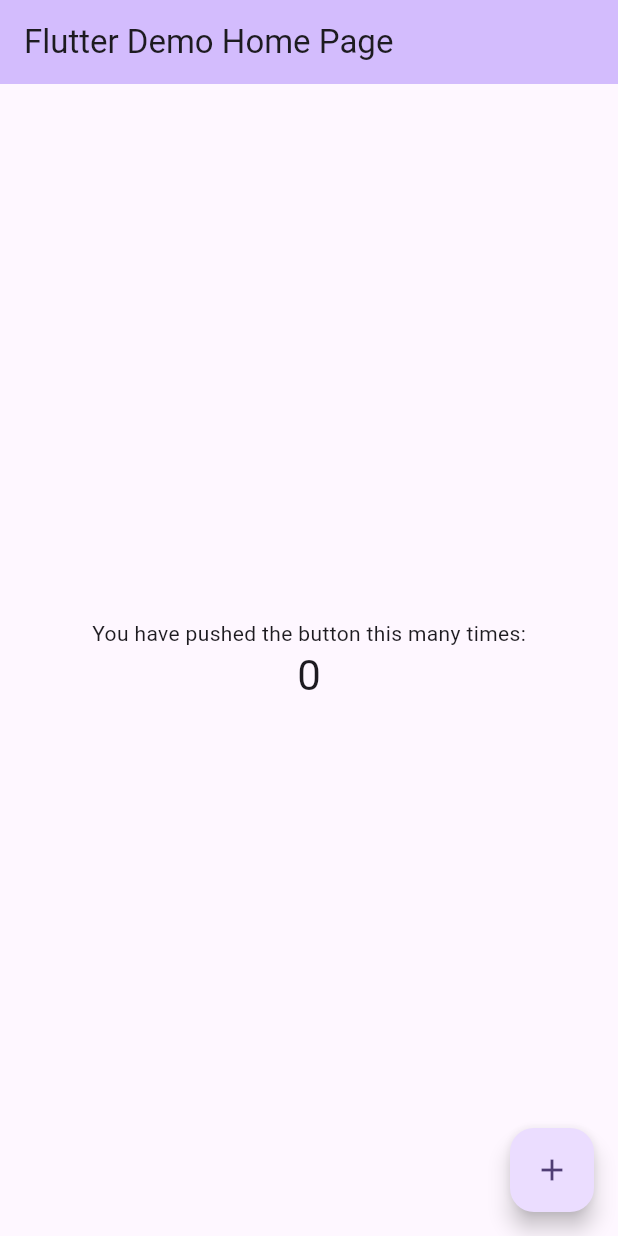
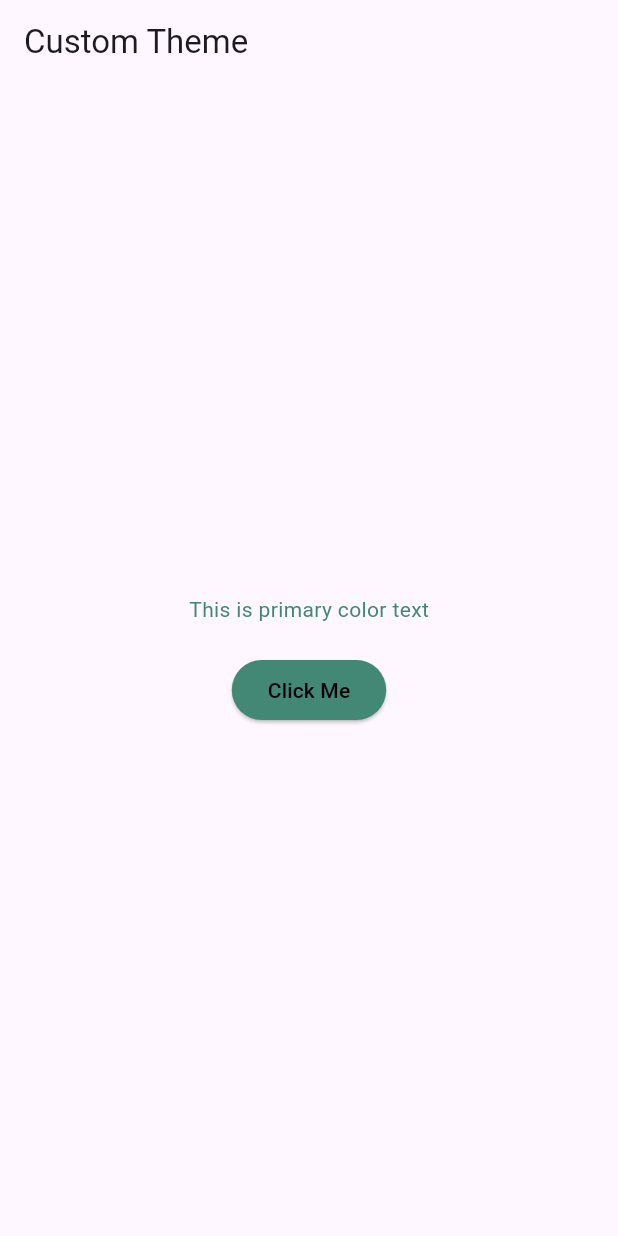
Before and after one commit to ystt1/SE356_chat_app_mobile, a Flutter app: the screen it shows after launch, on a phone screen of 412 x 824 dp. Run offline on Flutter 3.47's test engine with Material 3 defaults, Android fonts, the phone set to English and light mode, and no system bars.

Commit message:
refractory folder structure and add theme and colors

```diff
--- /dev/null
+++ b/lib/common/constants/colors.dart
@@ -0,0 +1,8 @@
+import 'dart:ui';
+
+class AppColors{
+  static const Color primaryColor=Color(0xff438875);
+  static const Color secondaryColor=Color(0xff99F2C8);
+  static const Color backgroundColor=Color(0xff121212);
+  static const Color secondBackgroundColor=Color(0xffFFFFFF);
+}
--- /dev/null
+++ b/lib/common/theme/app_theme.dart
@@ -0,0 +1,24 @@
+import 'package:chat_app/common/constants/colors.dart';
+import 'package:flutter/material.dart';
+
+class AppTheme {
+  static ThemeData get lightTheme {
+    return ThemeData(
+      primaryColor: AppColors.primaryColor,
+      textTheme: const TextTheme(
+        bodyLarge: TextStyle(color: AppColors.primaryColor),
+        bodyMedium: TextStyle(color: AppColors.primaryColor),
+        bodySmall: TextStyle(color: AppColors.primaryColor),
+      ),
+      elevatedButtonTheme: ElevatedButtonThemeData(
+        style: ElevatedButton.styleFrom(
+          backgroundColor: AppColors.primaryColor,
+          foregroundColor: Colors.black,
+          shape: RoundedRectangleBorder(
+            borderRadius: BorderRadius.circular(32),
+          ),
+        ),
+      ),
+    );
+  }
+}
--- a/lib/main.dart
+++ b/lib/main.dart
@@ -1,125 +1,40 @@
 import 'package:flutter/material.dart';
 
+import 'common/theme/app_theme.dart';
+
+
 void main() {
-  runApp(const MyApp());
+  runApp(MyApp());
 }
 
 class MyApp extends StatelessWidget {
-  const MyApp({super.key});
-
-  // This widget is the root of your application.
   @override
   Widget build(BuildContext context) {
     return MaterialApp(
-      title: 'Flutter Demo',
-      theme: ThemeData(
-        // This is the theme of your application.
-        //
-        // TRY THIS: Try running your application with "flutter run". You'll see
-        // the application has a purple toolbar. Then, without quitting the app,
-        // try changing the seedColor in the colorScheme below to Colors.green
-        // and then invoke "hot reload" (save your changes or press the "hot
-        // reload" button in a Flutter-supported IDE, or press "r" if you used
-        // the command line to start the app).
-        //
-        // Notice that the counter didn't reset back to zero; the application
-        // state is not lost during the reload. To reset the state, use hot
-        // restart instead.
-        //
-        // This works for code too, not just values: Most code changes can be
-        // tested with just a hot reload.
-        colorScheme: ColorScheme.fromSeed(seedColor: Colors.deepPurple),
-        useMaterial3: true,
-      ),
-      home: const MyHomePage(title: 'Flutter Demo Home Page'),
+      theme: AppTheme.lightTheme, // Áp dụng theme
+      home: HomeScreen(),
     );
   }
 }
 
-class MyHomePage extends StatefulWidget {
-  const MyHomePage({super.key, required this.title});
-
-  // This widget is the home page of your application. It is stateful, meaning
-  // that it has a State object (defined below) that contains fields that affect
-  // how it looks.
-
-  // This class is the configuration for the state. It holds the values (in this
-  // case the title) provided by the parent (in this case the App widget) and
-  // used by the build method of the State. Fields in a Widget subclass are
-  // always marked "final".
-
-  final String title;
-
-  @override
-  State<MyHomePage> createState() => _MyHomePageState();
-}
-
-class _MyHomePageState extends State<MyHomePage> {
-  int _counter = 0;
-
-  void _incrementCounter() {
-    setState(() {
-      // This call to setState tells the Flutter framework that something has
-      // changed in this State, which causes it to rerun the build method below
-      // so that the display can reflect the updated values. If we changed
-      // _counter without calling setState(), then the build method would not be
-      // called again, and so nothing would appear to happen.
-      _counter++;
-    });
-  }
-
+class HomeScreen extends StatelessWidget {
   @override
   Widget build(BuildContext context) {
-    // This method is rerun every time setState is called, for instance as done
-    // by the _incrementCounter method above.
-    //
-    // The Flutter framework has been optimized to make rerunning build methods
-    // fast, so that you can just rebuild anything that needs updating rather
-    // than having to individually change instances of widgets.
     return Scaffold(
-      appBar: AppBar(
-        // TRY THIS: Try changing the color here to a specific color (to
-        // Colors.amber, perhaps?) and trigger a hot reload to see the AppBar
-        // change color while the other colors stay the same.
-        backgroundColor: Theme.of(context).colorScheme.inversePrimary,
-        // Here we take the value from the MyHomePage object that was created by
-        // the App.build method, and use it to set our appbar title.
-        title: Text(widget.title),
-      ),
+      appBar: AppBar(title: Text("Custom Theme")),
       body: Center(
-        // Center is a layout widget. It takes a single child and positions it
-        // in the middle of the parent.
         child: Column(
-          // Column is also a layout widget. It takes a list of children and
-          // arranges them vertically. By default, it sizes itself to fit its
-          // children horizontally, and tries to be as tall as its parent.
-          //
-          // Column has various properties to control how it sizes itself and
-          // how it positions its children. Here we use mainAxisAlignment to
-          // center the children vertically; the main axis here is the vertical
-          // axis because Columns are vertical (the cross axis would be
-          // horizontal).
-          //
-          // TRY THIS: Invoke "debug painting" (choose the "Toggle Debug Paint"
-          // action in the IDE, or press "p" in the console), to see the
-          // wireframe for each widget.
           mainAxisAlignment: MainAxisAlignment.center,
-          children: <Widget>[
-            const Text(
-              'You have pushed the button this many times:',
-            ),
-            Text(
-              '$_counter',
-              style: Theme.of(context).textTheme.headlineMedium,
+          children: [
+            Text("This is primary color text"), // Màu chữ sẽ là primary
+            SizedBox(height: 20),
+            ElevatedButton(
+              onPressed: () {},
+              child: Text("Click Me"), // Chữ sẽ có màu đen
             ),
           ],
         ),
       ),
-      floatingActionButton: FloatingActionButton(
-        onPressed: _incrementCounter,
-        tooltip: 'Increment',
-        child: const Icon(Icons.add),
-      ), // This trailing comma makes auto-formatting nicer for build methods.
     );
   }
 }
```
Also changed, not shown: lib/core/network/api_service.dart (added), lib/core/network/socket_service.dart (added), lib/core/storage/shared_prefs_storage.dart (added), lib/core/usecase.dart (added), lib/service_locator.dart (added).
